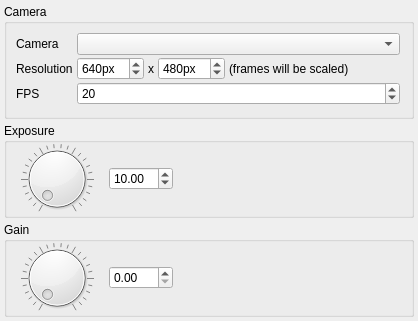
This is src/modules/genericcamera/genericcamerasettingsdialog.ui in syntalos/syntalos as Qt 5 draws it before an edit. The edited form follows.
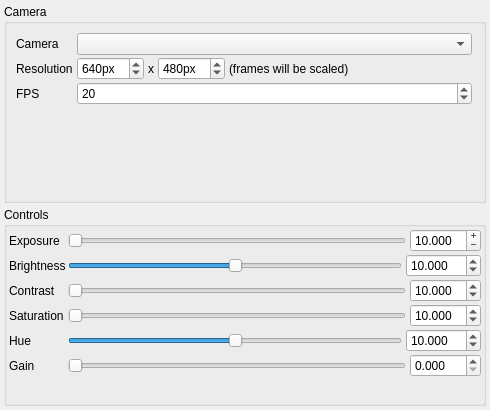
This is the edited form.

Commit message: gcamera: Improve available settings and settings UI, simplify DAQ

```diff
--- a/src/modules/genericcamera/genericcamerasettingsdialog.ui
+++ b/src/modules/genericcamera/genericcamerasettingsdialog.ui
@@ -6,8 +6,8 @@
    <rect>
     <x>0</x>
     <y>0</y>
-    <width>418</width>
-    <height>321</height>
+    <width>490</width>
+    <height>410</height>
    </rect>
   </property>
   <property name="windowTitle">
@@ -177,11 +177,38 @@
    <item>
     <widget class="QGroupBox" name="groupBox_2">
      <property name="title">
+      <string>Controls</string>
+     </property>
+     <layout class="QHBoxLayout" name="horizontalLayout_4">
+      <property name="spacing">
+       <number>2</number>
+      </property>
+      <property name="leftMargin">
+       <number>2</number>
+      </property>
+      <property name="topMargin">
+       <number>2</number>
+      </property>
+      <property name="rightMargin">
+       <number>2</number>
+      </property>
+      <property name="bottomMargin">
+       <number>2</number>
+      </property>
+      <item>
+       <layout class="QFormLayout" name="formLayout">
+        <item row="1" column="0">
+         <widget class="QLabel" name="exposureLabel">
+          <property name="text">
       <string>Exposure</string>
      </property>
-     <layout class="QHBoxLayout" name="horizontalLayout_2">
+         </widget>
+        </item>
+        <item row="1" column="1">
+         <widget class="QWidget" name="exposureWidget" native="true">
+          <layout class="QHBoxLayout" name="horizontalLayout_6">
       <property name="spacing">
-       <number>2</number>
+            <number>4</number>
       </property>
       <property name="leftMargin">
        <number>0</number>
@@ -190,30 +217,18 @@
        <number>0</number>
       </property>
       <property name="rightMargin">
-       <number>4</number>
+            <number>0</number>
       </property>
       <property name="bottomMargin">
        <number>0</number>
       </property>
       <item>
-       <widget class="QDial" name="dialExposure">
-        <property name="sizePolicy">
-         <sizepolicy hsizetype="Maximum" vsizetype="Preferred">
-          <horstretch>0</horstretch>
-          <verstretch>0</verstretch>
-         </sizepolicy>
-        </property>
-        <property name="minimum">
-         <number>1</number>
-        </property>
+            <widget class="QSlider" name="sliderExposure">
         <property name="maximum">
          <number>100</number>
         </property>
-        <property name="wrapping">
-         <bool>false</bool>
-        </property>
-        <property name="notchesVisible">
-         <bool>true</bool>
+             <property name="orientation">
+              <enum>Qt::Horizontal</enum>
         </property>
        </widget>
       </item>
@@ -222,6 +237,12 @@
         <property name="toolTip">
          <string>Adjust camera exposure</string>
         </property>
+             <property name="buttonSymbols">
+              <enum>QAbstractSpinBox::PlusMinus</enum>
+             </property>
+             <property name="decimals">
+              <number>3</number>
+             </property>
         <property name="minimum">
          <double>1.000000000000000</double>
         </property>
@@ -233,30 +254,235 @@
         </property>
        </widget>
       </item>
+          </layout>
+         </widget>
+        </item>
+        <item row="2" column="0">
+         <widget class="QLabel" name="brightnessLabel">
+          <property name="text">
+           <string>Brightness</string>
+          </property>
+         </widget>
+        </item>
+        <item row="3" column="0">
+         <widget class="QLabel" name="contrastLabel">
+          <property name="text">
+           <string>Contrast</string>
+          </property>
+         </widget>
+        </item>
+        <item row="3" column="1">
+         <widget class="QWidget" name="contrastWidget" native="true">
+          <property name="minimumSize">
+           <size>
+            <width>100</width>
+            <height>0</height>
+           </size>
+          </property>
+          <layout class="QHBoxLayout" name="horizontalLayout_7">
+           <property name="spacing">
+            <number>4</number>
+           </property>
+           <property name="leftMargin">
+            <number>0</number>
+           </property>
+           <property name="topMargin">
+            <number>0</number>
+           </property>
+           <property name="rightMargin">
+            <number>0</number>
+           </property>
+           <property name="bottomMargin">
+            <number>0</number>
+           </property>
       <item>
-       <spacer name="horizontalSpacer">
+            <widget class="QSlider" name="sliderContrast">
+             <property name="maximum">
+              <number>100</number>
+             </property>
         <property name="orientation">
          <enum>Qt::Horizontal</enum>
         </property>
-        <property name="sizeHint" stdset="0">
+            </widget>
+           </item>
+           <item>
+            <widget class="QDoubleSpinBox" name="sbContrast">
+             <property name="toolTip">
+              <string>Adjust camera exposure</string>
+             </property>
+             <property name="decimals">
+              <number>3</number>
+             </property>
+             <property name="minimum">
+              <double>1.000000000000000</double>
+             </property>
+             <property name="maximum">
+              <double>100.000000000000000</double>
+             </property>
+             <property name="singleStep">
+              <double>0.500000000000000</double>
+             </property>
+             <property name="value">
+              <double>10.000000000000000</double>
+             </property>
+            </widget>
+           </item>
+          </layout>
+         </widget>
+        </item>
+        <item row="4" column="0">
+         <widget class="QLabel" name="saturationLabel">
+          <property name="text">
+           <string>Saturation</string>
+          </property>
+         </widget>
+        </item>
+        <item row="4" column="1">
+         <widget class="QWidget" name="saturationWidget" native="true">
+          <property name="minimumSize">
          <size>
-          <width>40</width>
-          <height>20</height>
-         </size>
-        </property>
-       </spacer>
-      </item>
+            <width>100</width>
+            <height>0</height>
+           </size>
+          </property>
+          <layout class="QHBoxLayout" name="horizontalLayout_8">
+           <property name="spacing">
+            <number>4</number>
+           </property>
+           <property name="leftMargin">
+            <number>0</number>
+           </property>
+           <property name="topMargin">
+            <number>0</number>
+           </property>
+           <property name="rightMargin">
+            <number>0</number>
+           </property>
+           <property name="bottomMargin">
+            <number>0</number>
+           </property>
+           <item>
+            <widget class="QSlider" name="sliderSaturation">
+             <property name="maximum">
+              <number>100</number>
+             </property>
+             <property name="orientation">
+              <enum>Qt::Horizontal</enum>
+             </property>
+            </widget>
+           </item>
+           <item>
+            <widget class="QDoubleSpinBox" name="sbSaturation">
+             <property name="toolTip">
+              <string>Adjust camera exposure</string>
+             </property>
+             <property name="decimals">
+              <number>3</number>
+             </property>
+             <property name="minimum">
+              <double>1.000000000000000</double>
+             </property>
+             <property name="maximum">
+              <double>100.000000000000000</double>
+             </property>
+             <property name="singleStep">
+              <double>0.500000000000000</double>
+             </property>
+             <property name="value">
+              <double>10.000000000000000</double>
+             </property>
+            </widget>
+           </item>
      </layout>
     </widget>
    </item>
+        <item row="5" column="0">
+         <widget class="QLabel" name="hueLabel">
+          <property name="text">
+           <string>Hue</string>
+          </property>
+         </widget>
+        </item>
+        <item row="5" column="1">
+         <widget class="QWidget" name="hueWidget" native="true">
+          <property name="minimumSize">
+           <size>
+            <width>100</width>
+            <height>0</height>
+           </size>
+          </property>
+          <layout class="QHBoxLayout" name="horizontalLayout_9">
+           <property name="spacing">
+            <number>4</number>
+           </property>
+           <property name="leftMargin">
+            <number>0</number>
+           </property>
+           <property name="topMargin">
+            <number>0</number>
+           </property>
+           <property name="rightMargin">
+            <number>0</number>
+           </property>
+           <property name="bottomMargin">
+            <number>0</number>
+           </property>
    <item>
-    <widget class="QGroupBox" name="groupBox_4">
-     <property name="title">
+            <widget class="QSlider" name="sliderHue">
+             <property name="minimum">
+              <number>-100</number>
+             </property>
+             <property name="maximum">
+              <number>100</number>
+             </property>
+             <property name="orientation">
+              <enum>Qt::Horizontal</enum>
+             </property>
+            </widget>
+           </item>
+           <item>
+            <widget class="QDoubleSpinBox" name="sbHue">
+             <property name="toolTip">
+              <string>Adjust camera exposure</string>
+             </property>
+             <property name="decimals">
+              <number>3</number>
+             </property>
+             <property name="minimum">
+              <double>-100.000000000000000</double>
+             </property>
+             <property name="maximum">
+              <double>100.000000000000000</double>
+             </property>
+             <property name="singleStep">
+              <double>0.500000000000000</double>
+             </property>
+             <property name="value">
+              <double>10.000000000000000</double>
+             </property>
+            </widget>
+           </item>
+          </layout>
+         </widget>
+        </item>
+        <item row="6" column="0">
+         <widget class="QLabel" name="gainLabel">
+          <property name="text">
       <string>Gain</string>
      </property>
+         </widget>
+        </item>
+        <item row="6" column="1">
+         <widget class="QWidget" name="gainWidget" native="true">
+          <property name="minimumSize">
+           <size>
+            <width>100</width>
+            <height>0</height>
+           </size>
+          </property>
      <layout class="QHBoxLayout" name="horizontalLayout_5">
       <property name="spacing">
-       <number>2</number>
+            <number>4</number>
       </property>
       <property name="leftMargin">
        <number>0</number>
@@ -265,24 +491,18 @@
        <number>0</number>
       </property>
       <property name="rightMargin">
-       <number>4</number>
+            <number>0</number>
       </property>
       <property name="bottomMargin">
        <number>0</number>
       </property>
       <item>
-       <widget class="QDial" name="dialGain">
-        <property name="sizePolicy">
-         <sizepolicy hsizetype="Maximum" vsizetype="Preferred">
-          <horstretch>0</horstretch>
-          <verstretch>0</verstretch>
-         </sizepolicy>
-        </property>
+            <widget class="QSlider" name="sliderGain">
         <property name="maximum">
          <number>100</number>
         </property>
-        <property name="notchesVisible">
-         <bool>true</bool>
+             <property name="orientation">
+              <enum>Qt::Horizontal</enum>
         </property>
        </widget>
       </item>
@@ -291,23 +511,80 @@
         <property name="toolTip">
          <string>Adjust gain</string>
         </property>
+             <property name="decimals">
+              <number>3</number>
+             </property>
         <property name="maximum">
          <double>100.000000000000000</double>
         </property>
        </widget>
       </item>
-      <item>
-       <spacer name="horizontalSpacer_2">
-        <property name="orientation">
-         <enum>Qt::Horizontal</enum>
-        </property>
-        <property name="sizeHint" stdset="0">
+          </layout>
+         </widget>
+        </item>
+        <item row="2" column="1">
+         <widget class="QWidget" name="brightnessWidget" native="true">
+          <property name="minimumSize">
          <size>
-          <width>40</width>
-          <height>20</height>
-         </size>
-        </property>
-       </spacer>
+            <width>100</width>
+            <height>0</height>
+           </size>
+          </property>
+          <layout class="QHBoxLayout" name="horizontalLayout_2">
+           <property name="spacing">
+            <number>4</number>
+           </property>
+           <property name="leftMargin">
+            <number>0</number>
+           </property>
+           <property name="topMargin">
+            <number>0</number>
+           </property>
+           <property name="rightMargin">
+            <number>0</number>
+           </property>
+           <property name="bottomMargin">
+            <number>0</number>
+           </property>
+           <item>
+            <widget class="QSlider" name="sliderBrightness">
+             <property name="minimum">
+              <number>-100</number>
+             </property>
+             <property name="maximum">
+              <number>100</number>
+             </property>
+             <property name="orientation">
+              <enum>Qt::Horizontal</enum>
+             </property>
+            </widget>
+           </item>
+           <item>
+            <widget class="QDoubleSpinBox" name="sbBrightness">
+             <property name="toolTip">
+              <string>Adjust camera exposure</string>
+             </property>
+             <property name="decimals">
+              <number>3</number>
+             </property>
+             <property name="minimum">
+              <double>-100.000000000000000</double>
+             </property>
+             <property name="maximum">
+              <double>100.000000000000000</double>
+             </property>
+             <property name="singleStep">
+              <double>0.500000000000000</double>
+             </property>
+             <property name="value">
+              <double>10.000000000000000</double>
+             </property>
+            </widget>
+           </item>
+          </layout>
+         </widget>
+        </item>
+       </layout>
       </item>
      </layout>
     </widget>
```
Left out of the diff: 5 changed lines with no effect on the pictures. Lines whose indentation alone changed are shown as unchanged. The commit also changes 5 other files.
